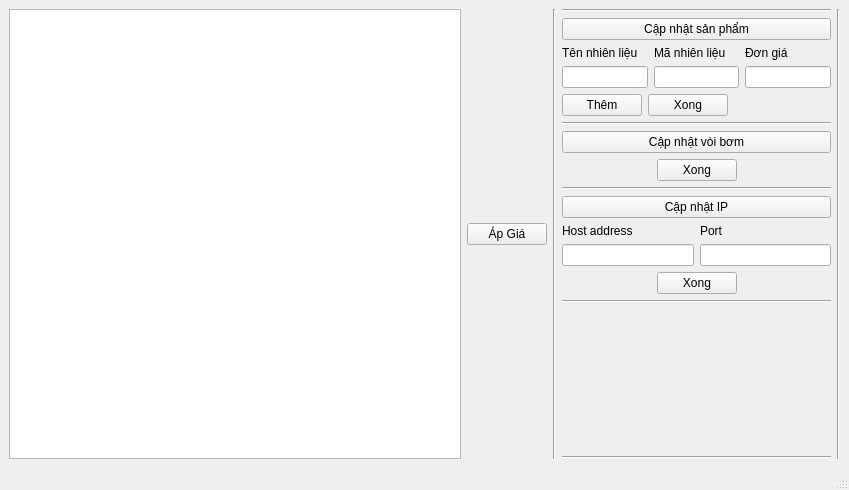
mrblam/ap_gia_cot_bom_tcp, file mainwindow.ui: the form before one commit.
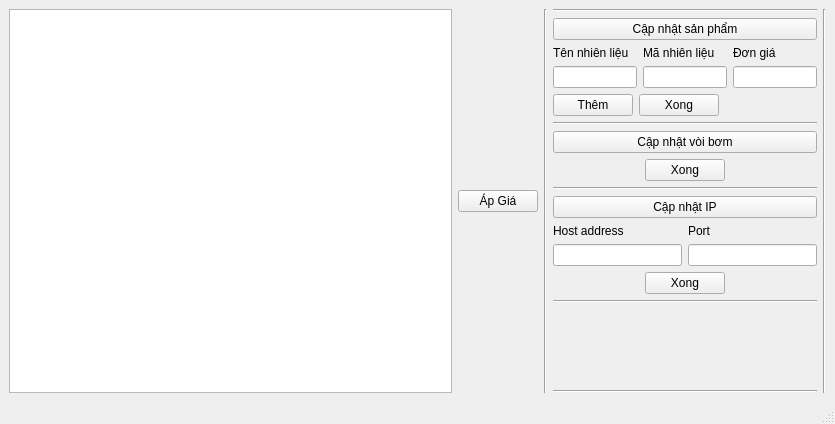
The form after the commit.

Diff of the .ui file:
```diff
--- a/mainwindow.ui
+++ b/mainwindow.ui
@@ -6,8 +6,8 @@
    <rect>
     <x>0</x>
     <y>0</y>
-    <width>849</width>
-    <height>490</height>
+    <width>835</width>
+    <height>424</height>
    </rect>
   </property>
   <property name="windowTitle">
```
Left out of the diff: 2 changed lines with no effect on the pictures.
